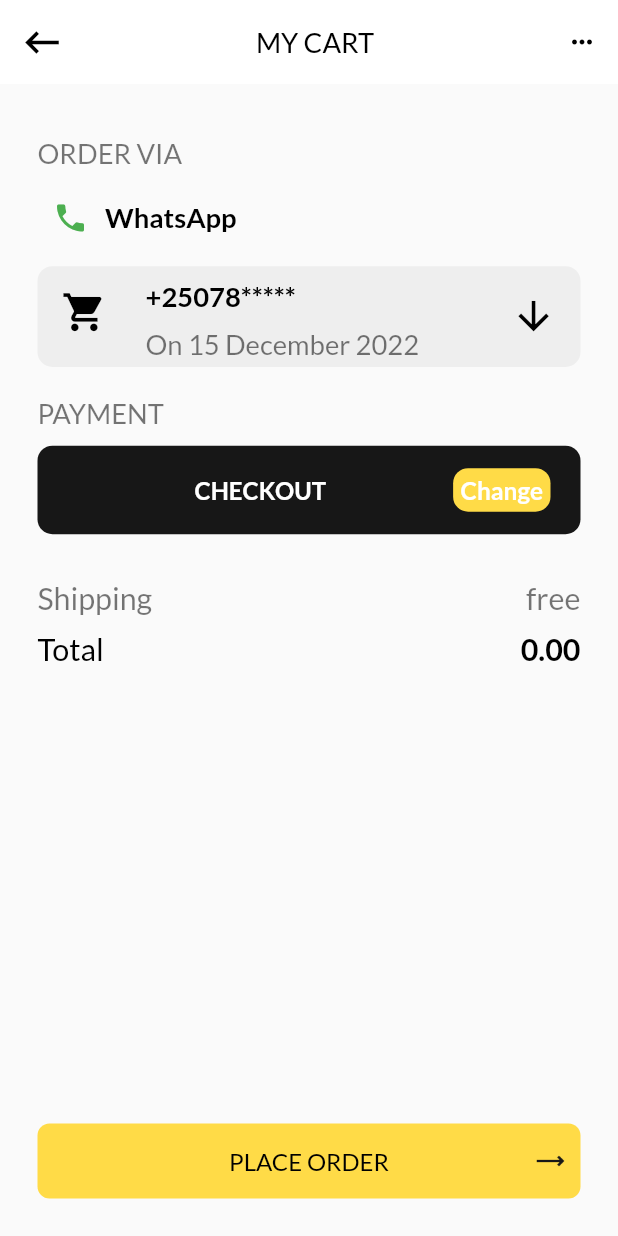
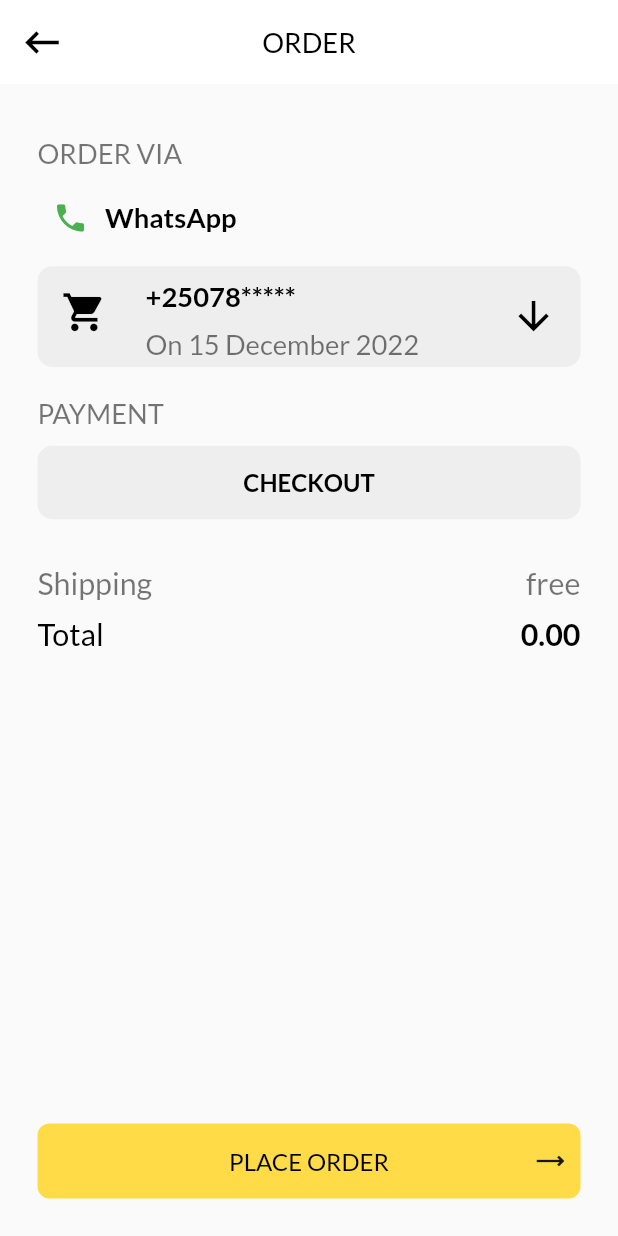
Before and after one commit to leudemon/Garage-app, a Flutter app: the MyCart screen opened directly, after a tap on "CHECKOUT", on a phone screen of 412 x 824 dp. Run offline on Flutter 3.47's test engine with Material 2 defaults, Android fonts, the light colour scheme and no system bars; our stand-ins replace country_code_picker, flutter_rating_bar, flutter_screenutil, fluttertoast, google_nav_bar, page_transition and 1 more; network calls fail; project files that could hold a hidden picture were left out.

Commit message:
Deployed version1.0(minor tweaks)

```diff
--- a/ikirenga/lib/cart/my_cart.dart
+++ b/ikirenga/lib/cart/my_cart.dart
@@ -23,26 +23,17 @@ class MyCart extends StatelessWidget {
                 color: Colors.black,
                 size: 30,
               )),
-          title: Center(
-            child: Text(
-              'MY CART',
-              style: TextStyle(
-                  fontSize: 18.sp,
-                  color: Colors.black,
-                  fontWeight: FontWeight.w400),
-            ),
+          title: Text(
+            'MY CART',
+            style: TextStyle(
+                fontSize: 18.sp,
+                color: Colors.black,
+                fontWeight: FontWeight.w400),
           ),
+          centerTitle: true,
           backgroundColor: Colors.white,
           elevation: 0.0,
-          actions: [
-            IconButton(
-                onPressed: () {},
-                icon: const Icon(
-                  Icons.more_horiz,
-                  color: Colors.black,
-                  size: 30,
-                ))
-          ],
+
         ),
         body: Padding(
           padding: const EdgeInsets.all(25.0),
--- a/ikirenga/lib/cart/order_review/order_review.dart
+++ b/ikirenga/lib/cart/order_review/order_review.dart
@@ -33,26 +33,17 @@ class _OrderReviewState extends State<OrderReview> {
               color: Colors.black,
               size: 30,
             )),
-        title: Center(
-          child: Text(
-            'MY CART',
-            style: TextStyle(
-                fontSize: 18.sp,
-                color: Colors.black,
-                fontWeight: FontWeight.w400),
-          ),
+        title: Text(
+          'ORDER',
+          style: TextStyle(
+              fontSize: 18.sp,
+              color: Colors.black,
+              fontWeight: FontWeight.w400),
         ),
+        centerTitle: true,
         backgroundColor: Colors.white,
         elevation: 0.0,
-        actions: [
-          IconButton(
-              onPressed: () {},
-              icon: const Icon(
-                Icons.more_horiz,
-                color: Colors.black,
-                size: 20,
-              ))
-        ],
+
       ),
       body: Padding(
         padding: const EdgeInsets.all(25.0),
@@ -60,47 +51,7 @@ class _OrderReviewState extends State<OrderReview> {
           child: Column(
             crossAxisAlignment: CrossAxisAlignment.start,
             children: [
-              // Row(
-              //   mainAxisAlignment: MainAxisAlignment.spaceBetween,
-              //   children: [
-              //     Text('Cars',
-              //         style: TextStyle(
-              //             fontSize: 18.sp,
-              //             color: Colors.black,
-              //             fontWeight: FontWeight.w400)),
-              //     IconButton(
-              //         onPressed: () {},
-              //         icon: Icon(
-              //           Icons.arrow_drop_down_circle_outlined,
-              //           color: Colors.black,
-              //           size: 30.sp,
-              //         )),
-              //   ],
-              // ),
-              // SizedBox(
-              //   height: 10.h,
-              // ),
-              // SingleChildScrollView(
-              //   scrollDirection: Axis.horizontal,
-              //   child: Row(
-              //     children: [
-              //       const CarWidget(),
-              //       SizedBox(
-              //         width: 5.w,
-              //       ),
-              //       const CarWidget(),
-              //       SizedBox(
-              //         width: 5.w,
-              //       ),
-              //       const CarWidget(),
-              //       SizedBox(
-              //         width: 5.w,
-              //       ),
-              //       const CarWidget(),
-              //     ],
-              //   ),
-              // ),
-              SizedBox(
+        SizedBox(
                 height: 10.h,
               ),
               Text('ORDER VIA',
--- a/ikirenga/lib/cart/order_review/widget/paymet_container.dart
+++ b/ikirenga/lib/cart/order_review/widget/paymet_container.dart
@@ -1,5 +1,4 @@
 import 'package:flutter/material.dart';
-import 'package:flutter_screenutil/flutter_screenutil.dart';
 
 class PaymentContainer extends StatelessWidget {
   const PaymentContainer({super.key});
@@ -13,7 +12,7 @@ class PaymentContainer extends StatelessWidget {
           child: ElevatedButton(
             style: ElevatedButton.styleFrom(
               elevation: 0,
-              backgroundColor: const Color(0xFF171717),
+              backgroundColor: Colors.grey[200],
               padding: const EdgeInsets.symmetric(horizontal: 20, vertical: 15),
               shape: RoundedRectangleBorder(
                   borderRadius: BorderRadius.circular(10)),
@@ -28,26 +27,26 @@ class PaymentContainer extends StatelessWidget {
                       'CHECKOUT',
                       style: TextStyle(
                           fontSize: 16,
-                          color: Colors.white,
+                          color: Colors.black,
                           fontWeight: FontWeight.bold),
                     ),
                   ),
                 ),
-                Container(
-                  padding: const EdgeInsets.all(5),
-                  decoration: BoxDecoration(
-                    borderRadius: BorderRadius.circular(10),
-                    color: const Color(0xFFFFDB47),
-                  ),
-                  alignment: Alignment.centerRight,
-                  child: Center(
-                    child: Text('Change',
-                        style: TextStyle(
-                            fontSize: 16.sp,
-                            color: Colors.white,
-                            fontWeight: FontWeight.bold)),
-                  ),
-                ),
+                // Container(
+                //   padding: const EdgeInsets.all(5),
+                //   decoration: BoxDecoration(
+                //     borderRadius: BorderRadius.circular(5),
+                //     color: Colors.black54,
+                //   ),
+                //   alignment: Alignment.centerRight,
+                //   child: Center(
+                //     child: Text('Change',
+                //         style: TextStyle(
+                //             fontSize: 13.sp,
+                //             color: Colors.white,
+                //             fontWeight: FontWeight.bold)),
+                //   ),
+                // ),
               ],
             ),
           ),
--- a/ikirenga/lib/home/homepage.dart
+++ b/ikirenga/lib/home/homepage.dart
@@ -97,20 +97,23 @@ class _HomePageState extends State<HomePage> {
     return (await showDialog(
       context: context,
       builder: (context) => AlertDialog(
+        shape: const RoundedRectangleBorder(
+            borderRadius: BorderRadius.all(Radius.circular(30.0))),
         title: const Text('Are you sure?'),
-        content: const Text('Do you want to exit the app?'),
+        content: const Text('Do you want to exit the app?'),actionsAlignment: MainAxisAlignment.center,
         actions: <Widget>[
-          TextButton(
-            onPressed: () => Navigator.of(context).pop(false),
-            child: const Text('No'),
-          ),
           TextButton(
             onPressed: () {
               Navigator.of(context).pop(true);
               SystemNavigator.pop(); // exit the app
             },
-            child: const Text('Yes'),
+            child: const Text('Yes', style: TextStyle(fontSize: 18, fontWeight: FontWeight.w700, color: Colors.black54),),
           ),
+          TextButton(
+            onPressed: () => Navigator.of(context).pop(false),
+            child: const Text('No', style: TextStyle(fontSize: 18, fontWeight: FontWeight.w700),),
+          ),
+
         ],
       ),
     )) ??
--- a/ikirenga/lib/productpages/garage.dart
+++ b/ikirenga/lib/productpages/garage.dart
@@ -35,7 +35,9 @@ class _GaragePageState extends State<GaragePage> {
               child: ListView.builder(
                 itemCount: services.length,
                 itemBuilder: (context, index){
-                  return HomeContainer(
+                  return services.isEmpty // Check if the usedCars list is empty
+                      ? const Center(child: CircularProgressIndicator()):
+                  HomeContainer(
                     garagesModel: services[index],
                     onTap: () {
                       Navigator.push(
```
